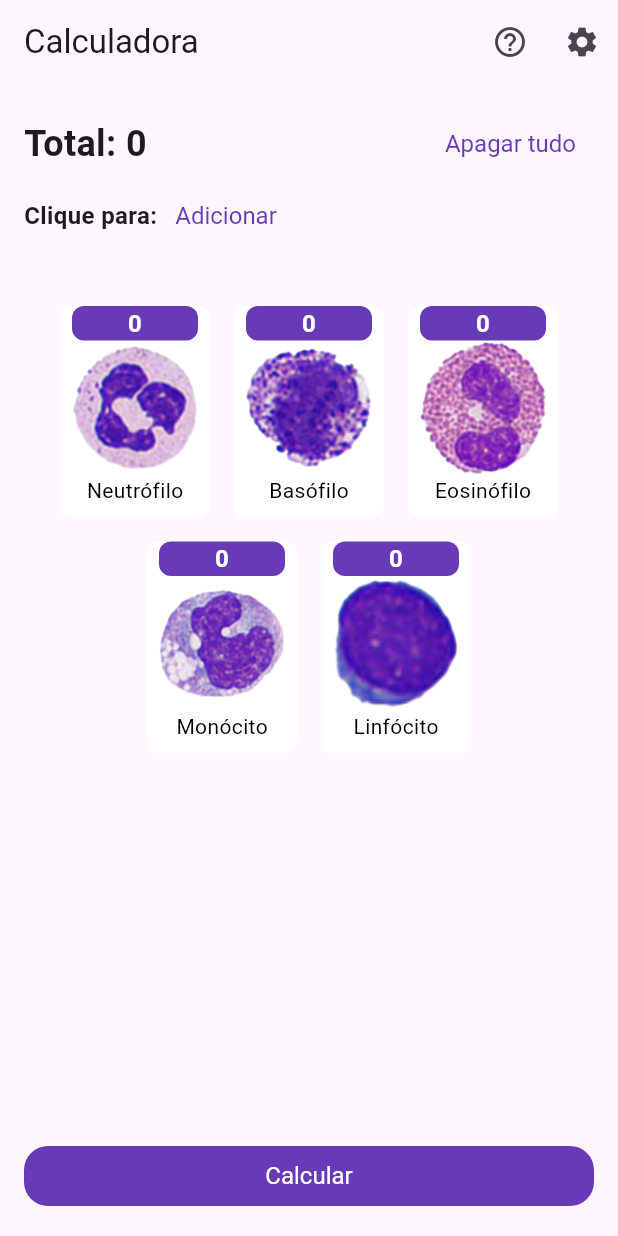
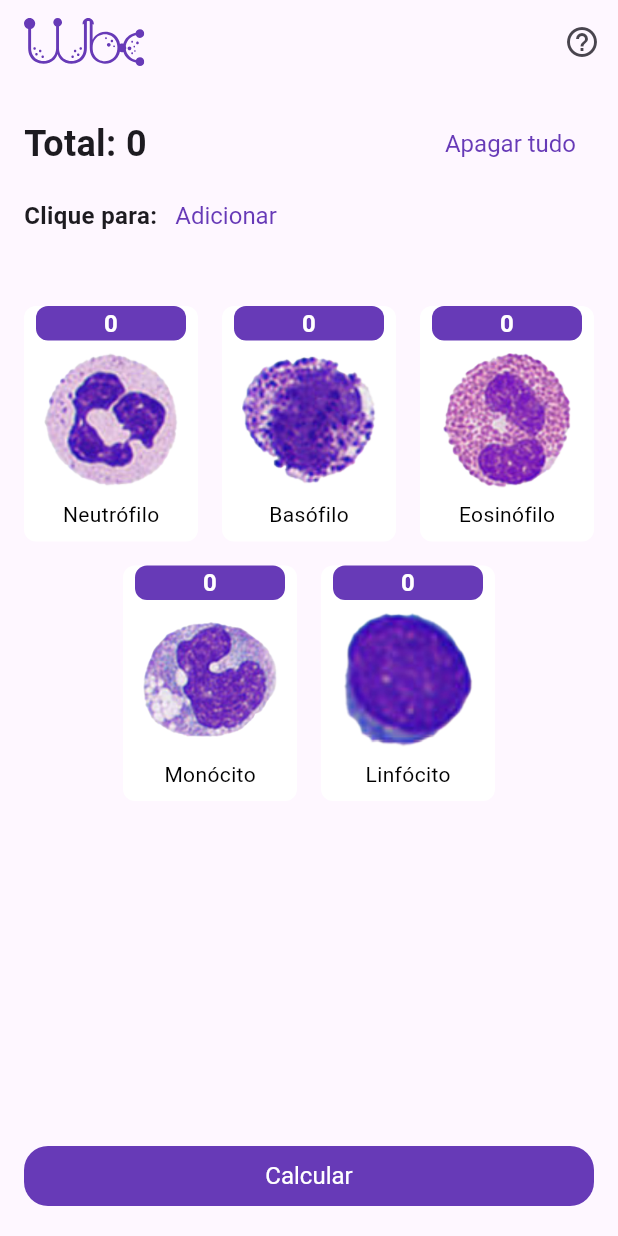
Before and after one commit to vihangel/wbc_counter, a Flutter app: the screen it shows after launch, on a phone screen of 412 x 824 dp. Run offline on Flutter 3.47's test engine with Material 2 defaults, Android fonts, the phone set to English and light mode, and no system bars; our stand-ins replace flutter_svg, pie_chart, share.

Commit message:
feat: icon

```diff
--- a/lib/home/home_page.dart
+++ b/lib/home/home_page.dart
@@ -1,6 +1,7 @@
 // ignore_for_file: library_private_types_in_public_api
 
 import 'package:flutter/material.dart';
+import 'package:flutter_svg/svg.dart';
 import 'package:wbc_counter/home/widget/wbc_widget.dart';
 import 'package:wbc_counter/models/white_blood_cells_model.dart';
 import 'package:wbc_counter/report/report_page.dart';
@@ -54,8 +55,15 @@ class _HomePageState extends State<HomePage> {
   Widget build(BuildContext context) {
     return Scaffold(
       extendBody: true,
+      resizeToAvoidBottomInset: true,
       appBar: AppBar(
-        title: const Text('Calculadora'),
+        title: SvgPicture.asset(
+          'assets/logo.svg',
+          colorFilter:
+              const ColorFilter.mode(Colors.deepPurple, BlendMode.srcIn),
+          height: 32,
+        ),
+        centerTitle: false,
         actions: [
           IconButton(
             icon: const Icon(Icons.help_outline),
@@ -67,15 +75,16 @@ class _HomePageState extends State<HomePage> {
               );
             },
           ),
-          IconButton(
-            icon: const Icon(Icons.settings),
-            onPressed: () {
-              // Handle settings icon click
-            },
-          ),
+          // IconButton(
+          //   icon: const Icon(Icons.settings),
+          //   onPressed: () {
+          //     // Handle settings icon click
+          //   },
+          // ),
         ],
       ),
-      body: Padding(
+      body: SafeArea(
+        child: Padding(
           padding: const EdgeInsets.all(16.0),
           child: Column(
             crossAxisAlignment: CrossAxisAlignment.center,
@@ -143,6 +152,7 @@ class _HomePageState extends State<HomePage> {
                 ),
               ),
             ],
+          ),
         ),
       ),
     );
--- a/lib/home/widget/wbc_widget.dart
+++ b/lib/home/widget/wbc_widget.dart
@@ -31,7 +31,7 @@ class WBCQuantityWidget extends StatelessWidget {
     return InkWell(
       onTap: _onTap,
       child: Container(
-        constraints: const BoxConstraints(maxWidth: 100, minWidth: 90),
+        width: _horizontalSize(context),
         decoration: BoxDecoration(
           color: Colors.white,
           borderRadius: BorderRadius.circular(8.0),
@@ -58,12 +58,15 @@ class WBCQuantityWidget extends StatelessWidget {
                 textAlign: TextAlign.center,
               ),
             ),
-            SizedBox(
-              width: 90,
-              height: 90,
-              child: Image.asset(
-                'assets/cells/$imagePath',
-                fit: BoxFit.fitWidth,
+            Padding(
+              padding: const EdgeInsets.symmetric(vertical: 8),
+              child: SizedBox(
+                width: 90,
+                height: 90,
+                child: Image.asset(
+                  'assets/cells/$imagePath',
+                  fit: BoxFit.contain,
+                ),
               ),
             ),
             Text(
@@ -77,4 +80,12 @@ class WBCQuantityWidget extends StatelessWidget {
       ),
     );
   }
+
+  double _horizontalSize(BuildContext context) {
+    /// 16.0 is the padding of the container
+    /// I want 3 in a line and can be divided by 3
+    /// size cant be less than 90
+    final size = (MediaQuery.of(context).size.width - 16.0 * 4) / 3;
+    return size < 90 ? 90 : size;
+  }
 }
--- a/lib/main.dart
+++ b/lib/main.dart
@@ -13,7 +13,7 @@ class MyApp extends StatelessWidget {
   @override
   Widget build(BuildContext context) {
     return MaterialApp(
-      title: 'Flutter Demo',
+      title: 'WBC Counter',
       theme: ThemeData(
         colorScheme: ColorScheme.fromSeed(
           seedColor: Colors.deepPurple,
@@ -59,7 +59,8 @@ class MyApp extends StatelessWidget {
         ),
         useMaterial3: true,
       ),
-      home: HomePage(),
+      debugShowCheckedModeBanner: false,
+      home: const HomePage(),
     );
   }
 }
--- a/lib/report/report_page.dart
+++ b/lib/report/report_page.dart
@@ -24,7 +24,8 @@ class ReportPage extends StatelessWidget {
       appBar: AppBar(
         title: const Text('Relatório'),
       ),
-      body: Padding(
+      body: SafeArea(
+        child: Padding(
           padding: const EdgeInsets.all(16.0),
           child: Column(
             crossAxisAlignment: CrossAxisAlignment.start,
@@ -51,7 +52,7 @@ class ReportPage extends StatelessWidget {
                 columns: const [
                   DataColumn(label: Text('Tipos')),
                   DataColumn(label: Text('Quantidade')),
-                DataColumn(label: Text('Porcentagem')),
+                  DataColumn(label: Text('%')),
                 ],
                 rows: wbcQuantities.entries.map((entry) {
                   return DataRow(
@@ -64,7 +65,7 @@ class ReportPage extends StatelessWidget {
                   );
                 }).toList(),
               ),
-            const SizedBox(height: 16.0),
+              const Spacer(),
               SizedBox(
                 width: double.infinity,
                 child: ElevatedButton(
@@ -88,6 +89,7 @@ class ReportPage extends StatelessWidget {
             ],
           ),
         ),
+      ),
     );
   }
 }
```
Also changed, not shown: pubspec.yaml (+23 -56 lines), assets/icon_logo.png (added), assets/logo.png (added), assets/logo.svg (added), pubspec.lock, 62 other files. Lines whose indentation alone changed are shown as unchanged.
